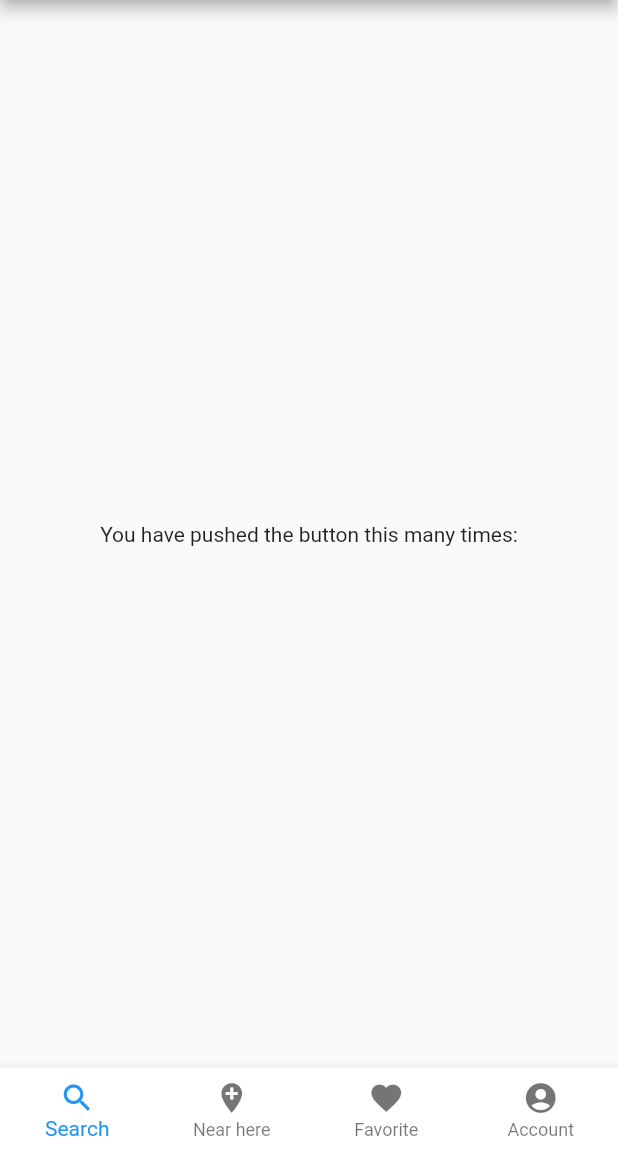
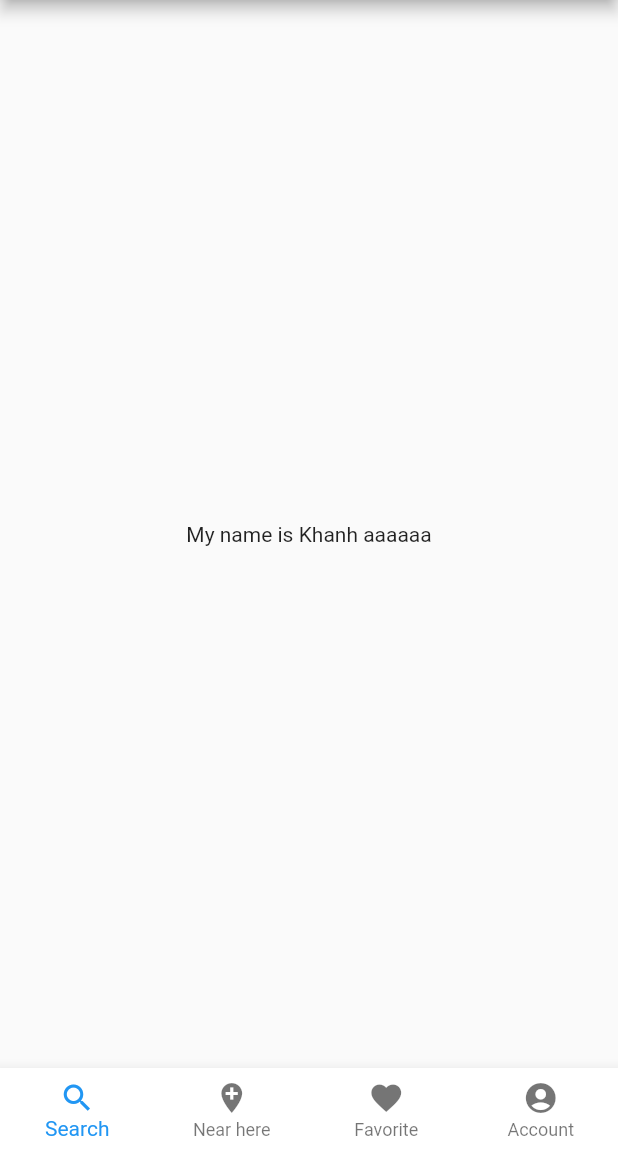
Before and after one commit to BaoKhanh99/Flutter-KaBow, a Flutter app: the screen it shows after launch, on a phone screen of 412 x 824 dp, the part 84-1236 px from its top. Run offline on Flutter 3.47's test engine with Material 2 defaults, Android fonts, the phone set to English and light mode, and no system bars.

Commit message:
test commit

```diff
--- a/lib/main.dart
+++ b/lib/main.dart
@@ -49,7 +49,7 @@ class _MyHomePageState extends State<MyHomePage> {
           mainAxisAlignment: MainAxisAlignment.center,
           children: <Widget>[
             Text(
-              'You have pushed the button this many times:',
+              'My name is Khanh aaaaaa',
             ),
           ],
         ),
```
